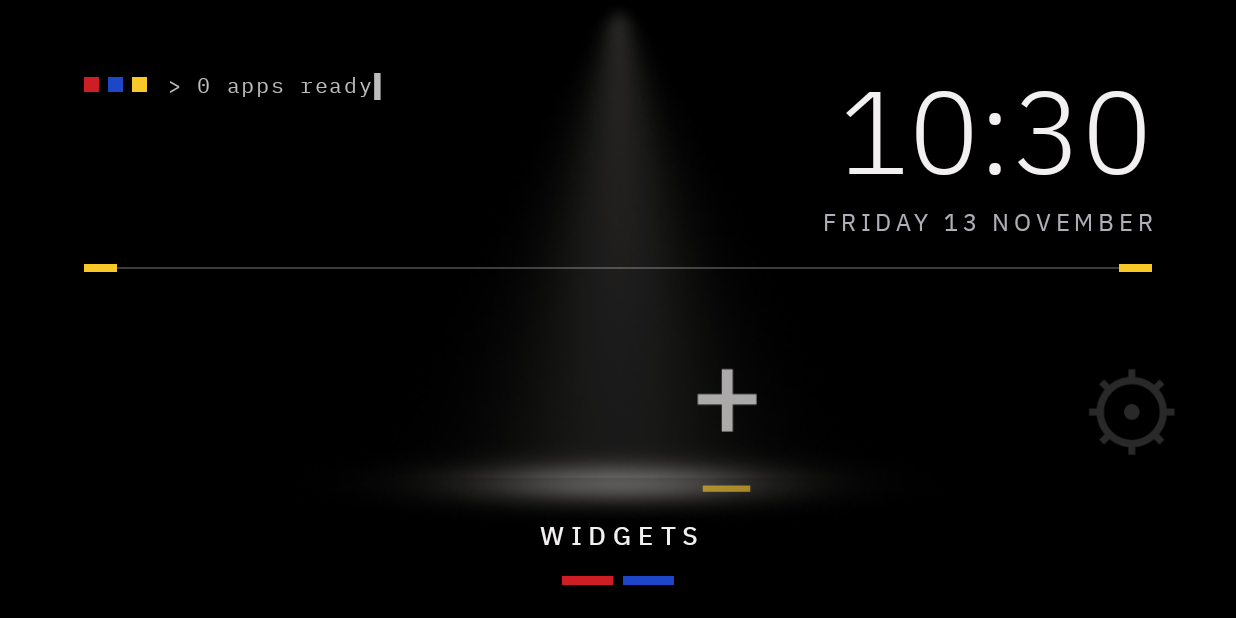
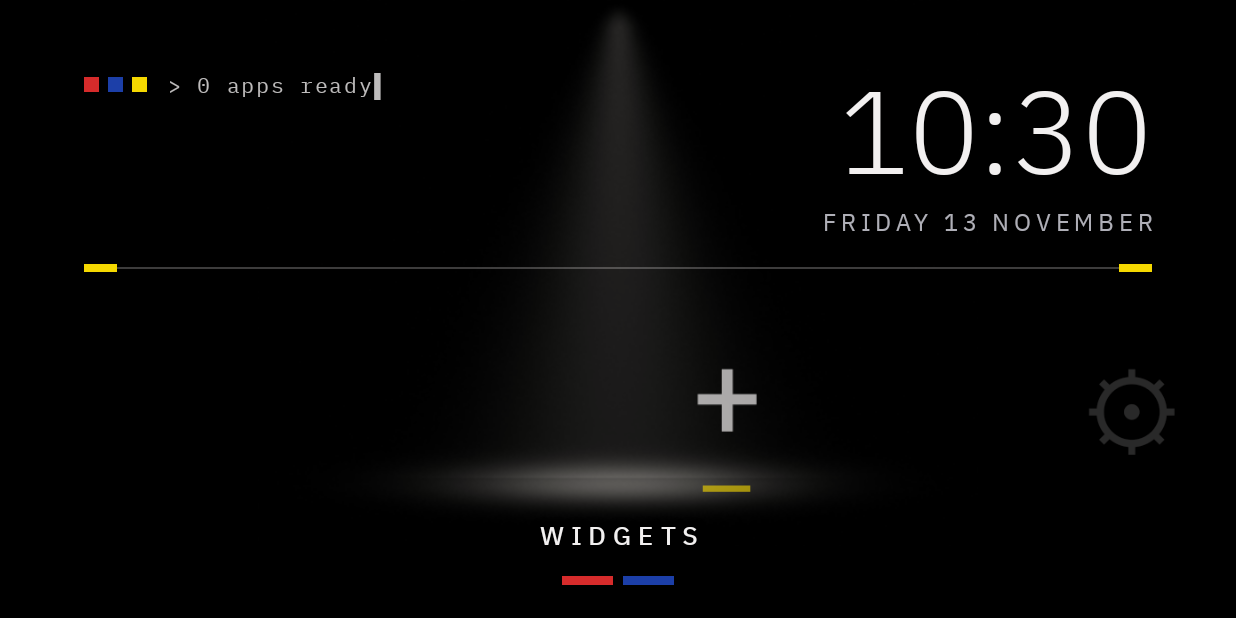
Before and after one commit to oliverweissl/RietveldTV, an Android app: the HomeActivity screen opened directly, with no data from a screen before it, on a phone screen of 824 x 412 dp (held sideways). Run offline under Robolectric (Android 15) with nearby library versions, the phone set to English and light mode, and no system bars; pictures from the network do not load.

Commit message:
Use the Red and Blue Chair palette everywhere
Red #D62B2B, blue #1C3FA8, yellow #F5D800 and grid black #1A1A1A, defined once in
HomeActivity (C_RED/C_BLUE/C_YELLOW/C_GRID) and as CSS variables in the docs pages.
Mondrian tiles use grid black for the framework lines and the room's black for voids.
Docs and screenshot updated.

Co-Authored-By: Claude Sonnet 5.5 <noreply@anthropic.com>

```diff
--- a/app/src/main/java/dev/oliver/home/HomeActivity.java
+++ b/app/src/main/java/dev/oliver/home/HomeActivity.java
@@ -41,6 +41,10 @@ import java.util.List;
 import java.util.Locale;
 
 public class HomeActivity extends Activity {
+
+    /** The palette, taken from the Red and Blue Chair: backrest red, seat blue, rail-end yellow, framework black. */
+    static final int C_RED = 0xFFD62B2B, C_BLUE = 0xFF1C3FA8, C_YELLOW = 0xFFF5D800, C_GRID = 0xFF1A1A1A;
+
 
     private Config config = new Config();
     private final java.util.List<Widgets.Widget> widgets = new ArrayList<>();
@@ -95,7 +99,7 @@ public class HomeActivity extends Activity {
         LinearLayout term = new LinearLayout(this);
         term.setOrientation(LinearLayout.HORIZONTAL);
         term.setGravity(Gravity.CENTER_VERTICAL);
-        int[] acc = {Color.rgb(205, 30, 38), Color.rgb(30, 70, 200), Color.rgb(248, 200, 40)};
+        int[] acc = {C_RED, C_BLUE, C_YELLOW};
         for (int col : acc) {
             View sq = new View(this);
             sq.setBackgroundColor(col);
@@ -120,7 +124,7 @@ public class HomeActivity extends Activity {
         root.addView(rule, rp);
         for (int side = 0; side < 2; side++) {
             View cap = new View(this);
-            cap.setBackgroundColor(Color.rgb(248, 200, 40));
+            cap.setBackgroundColor(C_YELLOW);
             FrameLayout.LayoutParams capLp = new FrameLayout.LayoutParams(px(22), px(5),
                     Gravity.TOP | (side == 0 ? Gravity.START : Gravity.END));
             capLp.setMargins(px(56), px(176), px(56), 0);
@@ -290,8 +294,8 @@ public class HomeActivity extends Activity {
                 View f = row.getFocusedChild() != null ? row.getFocusedChild() : row.getChildAt(0);
                 int idx = row.indexOfChild(f), n = indicator.getChildCount();
                 for (int k = 0; k < n; k++) {
-                    indicator.getChildAt(k).setBackgroundColor(k == idx ? Color.rgb(205, 30, 38)
-                            : (config.showSettings && k == n - 1) ? Color.rgb(30, 70, 200) : 0x40F2F0F0);
+                    indicator.getChildAt(k).setBackgroundColor(k == idx ? C_RED
+                            : (config.showSettings && k == n - 1) ? C_BLUE : 0x40F2F0F0);
                 }
                 if (label.getText().length() == 0 && f instanceof IconTile) label.setText(((IconTile) f).title.toUpperCase(Locale.getDefault()));
             }
@@ -373,8 +377,8 @@ public class HomeActivity extends Activity {
                 dial();
                 int idx = row.indexOfChild(v), n = indicator.getChildCount();
                 for (int k = 0; k < n; k++) {
-                    indicator.getChildAt(k).setBackgroundColor(k == idx ? Color.rgb(205, 30, 38)
-                            : (config.showSettings && k == n - 1) ? Color.rgb(30, 70, 200) : 0x40F2F0F0);
+                    indicator.getChildAt(k).setBackgroundColor(k == idx ? C_RED
+                            : (config.showSettings && k == n - 1) ? C_BLUE : 0x40F2F0F0);
                 }
             }
         });
@@ -479,7 +483,7 @@ public class HomeActivity extends Activity {
             Bitmap b = Bitmap.createBitmap(fw, fh, Bitmap.Config.ARGB_8888);
             Canvas c = new Canvas(b);
             RectF r = new RectF(0, 0, fw, fh);
-            p.setColor(Color.rgb(24, 25, 27));
+            p.setColor(C_GRID);
             c.drawRect(r, p);
             if (art instanceof android.graphics.drawable.AdaptiveIconDrawable) {
                 android.graphics.drawable.AdaptiveIconDrawable ad = (android.graphics.drawable.AdaptiveIconDrawable) art;
@@ -564,7 +568,7 @@ public class HomeActivity extends Activity {
 
         // ---- Rietveld-style stand-ins: a full Mondrian tile of flat red / blue / yellow planes with black gaps between them,
         // arranged to hint at the original logo. Coordinates are on a 100 x 60 grid that fills the whole tile.
-        private static final int RED = 0xFFCD1E26, BLUE = 0xFF1E46C8, YELLOW = 0xFFF8C828;
+        private static final int RED = C_RED, BLUE = C_BLUE, YELLOW = C_YELLOW;
 
         private void plane(Canvas c, Paint q, float sx, float sy, int color, float... pts) {
             Path pa = new Path();
@@ -578,7 +582,7 @@ public class HomeActivity extends Activity {
 
         private float[] box(float x1, float y1, float x2, float y2) { return new float[]{x1, y1, x2, y1, x2, y2, x1, y2}; }
 
-        private static final int PAPER = 0xFF202226;      // the "empty" cells: dark neutral, where Mondrian would use white
+        private static final int PAPER = 0xFF000000;      // the "empty" cells are voids: the room's black shows through the framework
         private static final float LINE = 2.6f;           // black line width in grid units, identical everywhere
 
         /** A cell between grid lines. Edges that touch the tile border stay flush, interior edges leave half a line each. */
@@ -596,6 +600,7 @@ public class HomeActivity extends Activity {
         private Bitmap renderAbstract() {
             Bitmap out = Bitmap.createBitmap(fw, fh, Bitmap.Config.ARGB_8888);
             Canvas c = new Canvas(out);
+            c.drawColor(C_GRID);                              // the framework: grid black shows between the planes
             Paint q = new Paint(Paint.ANTI_ALIAS_FLAG);
             float sx = fw / 100f, sy = fh / 60f;
             switch (pkg) {
@@ -707,7 +712,7 @@ public class HomeActivity extends Activity {
             c.drawBitmap(content, x0, y0, p);
             p.setAlpha(255);
             // the yellow end-cut tab, only on the lit tile
-            p.setColor(Color.argb(Math.round(255 * L), 248, 200, 40));
+            p.setColor((C_YELLOW & 0x00FFFFFF) | (Math.round(255 * L) << 24));
             float tx = x0 + (fw - px(30)) / 2f;
             c.drawRect(tx, y1 + px(5), tx + px(30), y1 + px(9), p);
         }
@@ -775,7 +780,7 @@ public class HomeActivity extends Activity {
         r.setClickable(true);
         r.setPadding(0, px(9), px(18), px(9));
         final View bar = new View(this);
-        bar.setBackgroundColor(Color.rgb(248, 200, 40));
+        bar.setBackgroundColor(C_YELLOW);
         bar.setVisibility(View.INVISIBLE);
         LinearLayout.LayoutParams bp = new LinearLayout.LayoutParams(px(4), px(30));
         bp.setMarginEnd(px(16));
@@ -822,7 +827,7 @@ public class HomeActivity extends Activity {
         rp.setMargins(px(56), px(88), px(56), 0);
         editor.addView(rule, rp);
         View cap = new View(this);
-        cap.setBackgroundColor(Color.rgb(248, 200, 40));
+        cap.setBackgroundColor(C_YELLOW);
         FrameLayout.LayoutParams cp = new FrameLayout.LayoutParams(px(22), px(5), Gravity.TOP | Gravity.START);
         cp.setMargins(px(56), px(86), 0, 0);
         editor.addView(cap, cp);
```
Also changed, not shown: 7 other files.
